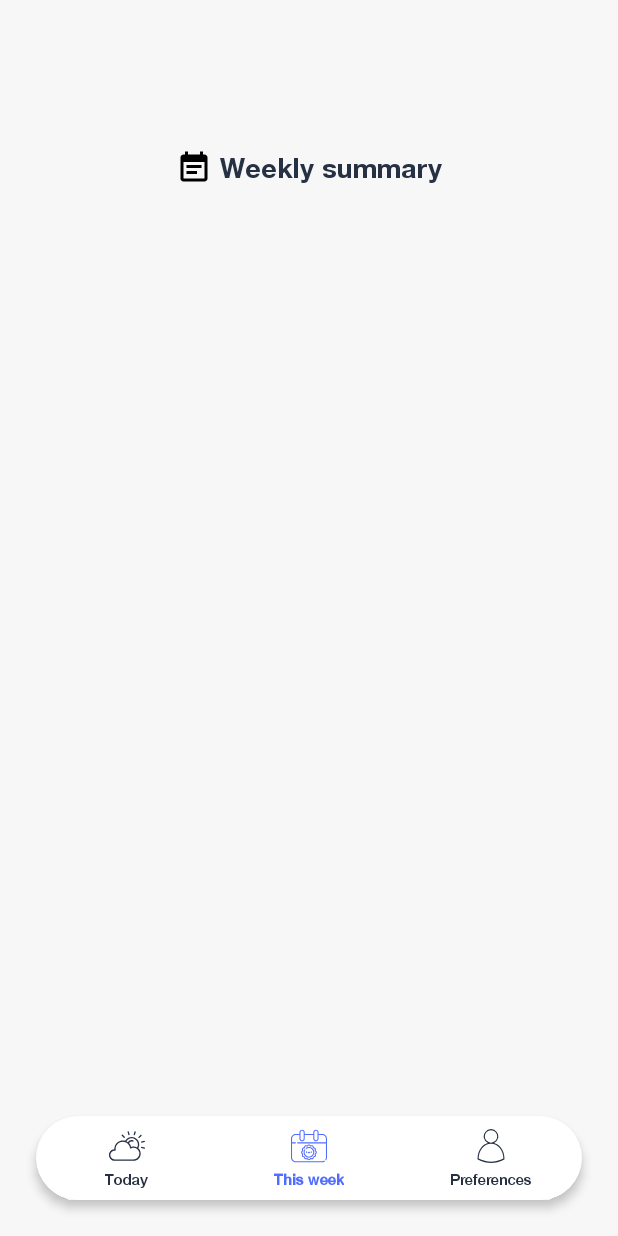
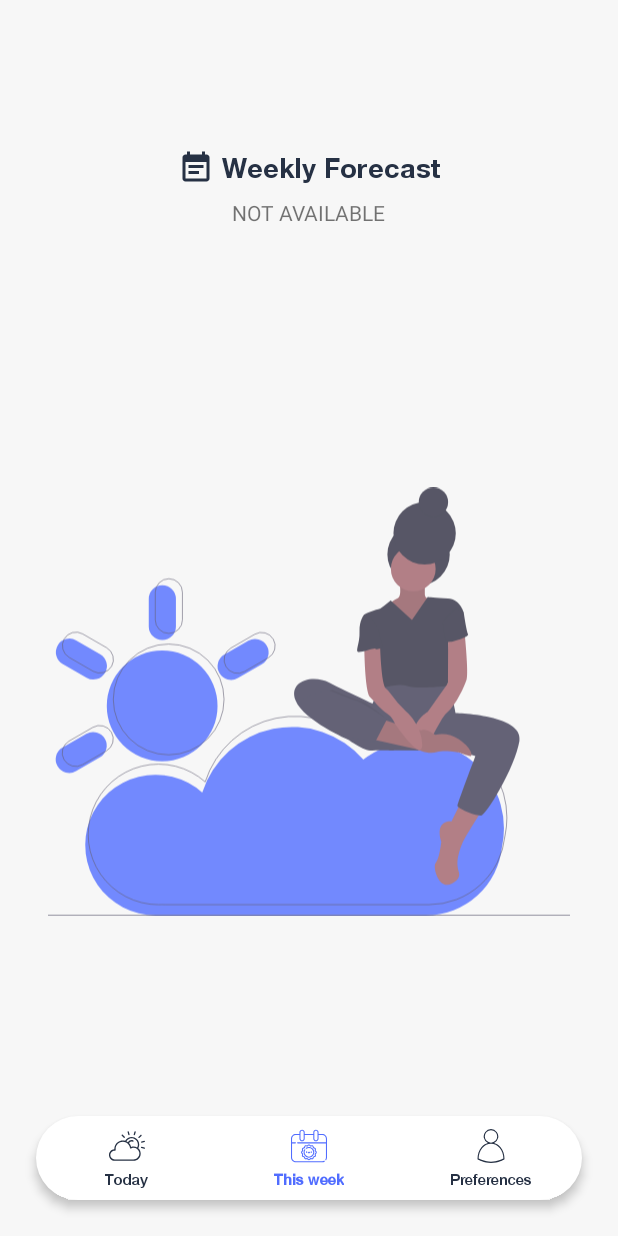
Before and after one commit to fabirt/weather-forecast-app, an Android app: the FutureWeatherFragment screen opened through its navigation route, on a phone screen of 412 x 824 dp. Run offline under Robolectric (Android 15) with nearby library versions, the phone set to English and light mode, and no system bars; our stand-ins replace Room's generated code, navigation-ui; libraries missing offline, so code that uses them is left out: com.jakewharton.retrofit2; 3 statements that could not run were skipped.

Commit message:
Adding drawables

```diff
--- a/android/app/src/main/res/drawable/ic_event_note_black_24dp.xml
+++ b/android/app/src/main/res/drawable/ic_event_note_black_24dp.xml
@@ -1,9 +1,5 @@
-<vector xmlns:android="http://schemas.android.com/apk/res/android"
-        android:width="24dp"
-        android:height="24dp"
-        android:viewportWidth="24.0"
-        android:viewportHeight="24.0">
-    <path
-        android:fillColor="#FF000000"
-        android:pathData="M17,10L7,10v2h10v-2zM19,3h-1L18,1h-2v2L8,3L8,1L6,1v2L5,3c-1.11,0 -1.99,0.9 -1.99,2L3,19c0,1.1 0.89,2 2,2h14c1.1,0 2,-0.9 2,-2L21,5c0,-1.1 -0.9,-2 -2,-2zM19,19L5,19L5,8h14v11zM14,14L7,14v2h7v-2z"/>
+<vector android:height="24dp" android:tint="#263144"
+    android:viewportHeight="24.0" android:viewportWidth="24.0"
+    android:width="24dp" xmlns:android="http://schemas.android.com/apk/res/android">
+    <path android:fillColor="#FF000000" android:pathData="M17,10L7,10v2h10v-2zM19,3h-1L18,1h-2v2L8,3L8,1L6,1v2L5,3c-1.11,0 -1.99,0.9 -1.99,2L3,19c0,1.1 0.89,2 2,2h14c1.1,0 2,-0.9 2,-2L21,5c0,-1.1 -0.9,-2 -2,-2zM19,19L5,19L5,8h14v11zM14,14L7,14v2h7v-2z"/>
 </vector>
--- /dev/null
+++ b/android/app/src/main/res/drawable/ic_undraw_weather.xml
@@ -0,0 +1,53 @@
+<vector android:alpha="0.8" android:height="722.6285dp"
+    android:viewportHeight="722.6285" android:viewportWidth="881"
+    android:width="881dp" xmlns:android="http://schemas.android.com/apk/res/android">
+    <path android:fillColor="#516dff" android:pathData="M769.508,575.25A147.008,147.008 0,0 0,532.22 459.231a159.073,159.073 0,0 0,-271.922 55.727,118.634 118.634,0 1,0 -78.817,207.299c1.844,0 3.676,-0.048 5.499,-0.131 1.883,0.082 3.774,0.131 5.676,0.131h445.319A128.963,128.963 0,0 0,766.327 605.77,147.587 147.587,0 0,0 769.508,575.25Z"/>
+    <path android:fillColor="#00000000"
+        android:pathData="M774.508,557.25A147.008,147.008 0,0 0,537.22 441.231a159.073,159.073 0,0 0,-271.922 55.727,118.634 118.634,0 1,0 -78.817,207.299c1.844,0 3.676,-0.048 5.499,-0.131 1.883,0.082 3.774,0.131 5.676,0.131h445.319A128.963,128.963 0,0 0,771.327 587.77,147.587 147.587,0 0,0 774.508,557.25Z"
+        android:strokeColor="#3f3d56" android:strokeWidth="1"/>
+    <path android:fillColor="#516dff" android:pathData="M192.675,368.803m-93.445,0a93.445,93.445 0,1 1,186.89 0a93.445,93.445 0,1 1,-186.89 0"/>
+    <path android:fillColor="#516dff" android:pathData="M192.98,165.056L192.98,165.056A22.903,22.903 0,0 1,215.883 187.959L215.883,234.498A22.903,22.903 0,0 1,192.98 257.402L192.98,257.402A22.903,22.903 0,0 1,170.077 234.498L170.077,187.959A22.903,22.903 0,0 1,192.98 165.056z"/>
+    <path android:fillColor="#516dff" android:pathData="M369.277,267.194L369.277,267.194A22.903,22.903 105,0 1,360.894 298.48L320.59,321.75A22.903,22.903 105,0 1,289.304 313.367L289.304,313.367A22.903,22.903 105,0 1,297.687 282.08L337.991,258.811A22.903,22.903 105,0 1,369.277 267.194z"/>
+    <path android:fillColor="#516dff" android:pathData="M16.072,470.412L16.072,470.412A22.903,22.903 105,0 1,24.455 439.125L64.76,415.856A22.903,22.903 105,0 1,96.046 424.239L96.046,424.239A22.903,22.903 105,0 1,87.663 455.525L47.359,478.795A22.903,22.903 105,0 1,16.072 470.412z"/>
+    <path android:fillColor="#516dff" android:pathData="M16.378,266.665L16.378,266.665A22.903,22.903 75,0 1,47.664 258.282L87.968,281.551A22.903,22.903 75,0 1,96.351 312.838L96.351,312.838A22.903,22.903 75,0 1,65.065 321.221L24.761,297.951A22.903,22.903 75,0 1,16.378 266.665z"/>
+    <path android:fillColor="#00000000"
+        android:pathData="M203.675,357.803m-93.445,0a93.445,93.445 0,1 1,186.89 0a93.445,93.445 0,1 1,-186.89 0"
+        android:strokeColor="#3f3d56" android:strokeWidth="1"/>
+    <path android:fillColor="#00000000"
+        android:pathData="M203.98,154.056L203.98,154.056A22.903,22.903 0,0 1,226.883 176.959L226.883,223.498A22.903,22.903 0,0 1,203.98 246.402L203.98,246.402A22.903,22.903 0,0 1,181.077 223.498L181.077,176.959A22.903,22.903 0,0 1,203.98 154.056z"
+        android:strokeColor="#3f3d56" android:strokeWidth="1"/>
+    <path android:fillColor="#00000000"
+        android:pathData="M380.277,256.194L380.277,256.194A22.903,22.903 105,0 1,371.894 287.48L331.59,310.75A22.903,22.903 105,0 1,300.304 302.367L300.304,302.367A22.903,22.903 105,0 1,308.687 271.08L348.991,247.811A22.903,22.903 105,0 1,380.277 256.194z"
+        android:strokeColor="#3f3d56" android:strokeWidth="1"/>
+    <path android:fillColor="#00000000"
+        android:pathData="M27.072,459.412L27.072,459.412A22.903,22.903 105,0 1,35.455 428.125L75.76,404.856A22.903,22.903 105,0 1,107.046 413.239L107.046,413.239A22.903,22.903 105,0 1,98.663 444.525L58.359,467.795A22.903,22.903 105,0 1,27.072 459.412z"
+        android:strokeColor="#3f3d56" android:strokeWidth="1"/>
+    <path android:fillColor="#00000000"
+        android:pathData="M27.378,255.665L27.378,255.665A22.903,22.903 75,0 1,58.664 247.282L98.968,270.551A22.903,22.903 75,0 1,107.351 301.838L107.351,301.838A22.903,22.903 75,0 1,76.065 310.221L35.761,286.951A22.903,22.903 75,0 1,27.378 255.665z"
+        android:strokeColor="#3f3d56" android:strokeWidth="1"/>
+    <path android:fillColor="#a0616a" android:pathData="M697.222,530.702l-16.091,32.801s-29.088,-3.713 -17.329,34.658c0,0 -3.094,29.088 -9.283,35.277s4.951,47.036 27.231,35.277c12.533,-6.614 13.316,-14.208 11.602,-19.586a48.53,48.53 0,0 1,-1.505 -24.878c2.236,-10.47 6.264,-23.86 13.421,-35.373 14.235,-22.899 27.85,-45.179 27.85,-45.179Z"/>
+    <path android:fillColor="#3f3d56" android:pathData="M656.994,328.942s-35.277,-8.665 -47.036,-2.476 -46.417,6.808 -46.417,6.808 -29.088,47.036 -22.28,71.173 35.277,38.99 35.277,38.99l95.929,0.619 15.472,-63.127s-7.427,-43.323 -13.616,-45.798S656.994,328.942 656.994,328.942Z"/>
+    <path android:fillColor="#2f2e41" android:pathData="M625.43,112.948m-52.606,0a52.606,52.606 0,1 1,105.212 0a52.606,52.606 0,1 1,-105.212 0"/>
+    <path android:fillColor="#a0616a" android:pathData="M592.629,158.128s6.189,25.994 -3.094,29.088 -17.329,15.472 -17.329,15.472l13.616,22.899 46.417,11.759 14.235,-13.616 10.521,-29.088L646.472,187.216s-9.902,3.094 -10.521,-6.808a165.033,165.033 0,0 1,0.619 -22.28Z"/>
+    <path android:fillAlpha="0.1" android:fillColor="#FF000000"
+        android:pathData="M592.629,158.128s6.189,25.994 -3.094,29.088 -17.329,15.472 -17.329,15.472l13.616,22.899 46.417,11.759 14.235,-13.616 10.521,-29.088L646.472,187.216s-9.902,3.094 -10.521,-6.808a165.033,165.033 0,0 1,0.619 -22.28Z" android:strokeAlpha="0.1"/>
+    <path android:fillColor="#a0616a" android:pathData="M616.456,137.395m-37.753,0a37.753,37.753 0,1 1,75.505 0a37.753,37.753 0,1 1,-75.505 0"/>
+    <path android:fillColor="#2f2e41" android:pathData="M614.29,223.73 L578.394,190.929S562.303,204.544 560.446,204.544s-25.994,7.427 -26.612,10.521 21.042,35.896 21.042,35.896 -4.951,24.137 0,34.658 1.238,55.7 1.238,55.7 32.801,-11.759 50.13,-6.189 68.078,0 68.078,0 7.427,-47.655 4.332,-53.844 -3.713,-41.466 -3.713,-41.466L701.554,210.734s-5.57,-22.28 -26.612,-23.518 -34.039,-2.476 -34.039,-2.476Z"/>
+    <path android:fillColor="#3f3d56" android:pathData="M572.205,375.978s-69.316,-31.564 -97.166,-46.417 -70.554,-3.094 -56.938,30.326 89.74,66.222 89.74,66.222 24.756,18.567 39.609,17.948 36.205,-0.309 36.205,-0.309Z"/>
+    <path android:fillColor="#3f3d56" android:pathData="M679.274,380.311s124.398,1.238 116.352,47.655 -55.7,123.779 -64.365,125.636 -40.228,-11.759 -40.228,-16.091S721.359,453.34 721.359,453.34l-74.267,-22.899Z"/>
+    <path android:fillColor="#a0616a" android:pathData="M702.792,241.678s7.427,71.173 3.713,82.313S689.795,365.457 673.085,380.311s-40.228,89.74 -53.225,53.844 21.042,-55.7 21.042,-55.7l34.121,-48.006 0.321,-78.126Z"/>
+    <path android:fillColor="#a0616a" android:pathData="M563.541,390.832s61.271,21.661 68.078,18.567 21.661,8.046 21.661,8.046a53.352,53.352 0,0 1,40.228 7.427C713.313,437.868 717.645,452.721 713.313,453.34s-19.805,-6.189 -19.805,-6.189 -23.518,-4.951 -37.753,-0.619 -32.786,-4.801 -32.786,-4.801l-75.52,-16.86Z"/>
+    <path android:fillAlpha="0.1" android:fillColor="#FF000000"
+        android:pathData="M563.541,390.832s61.271,21.661 68.078,18.567 21.661,8.046 21.661,8.046a53.352,53.352 0,0 1,40.228 7.427C713.313,437.868 717.645,452.721 713.313,453.34s-19.805,-6.189 -19.805,-6.189 -23.518,-4.951 -37.753,-0.619 -32.786,-4.801 -32.786,-4.801l-75.52,-16.86Z" android:strokeAlpha="0.1"/>
+    <path android:fillColor="#a0616a" android:pathData="M533.834,268.291s0.619,76.743 9.902,86.026 19.186,21.661 28.469,27.231 14.235,18.567 14.235,18.567 44.56,64.984 45.179,35.277 -22.899,-53.225 -22.899,-53.225l-4.603,-4.383a209.084,209.084 0,0 1,-27.182 -31.201,32.533 32.533,0 0,0 -6.587,-7.119c-8.046,-6.189 -9.902,-74.267 -9.902,-74.267Z"/>
+    <path android:fillColor="#2f2e41" android:pathData="M688.557,203.307 L701.554,210.734s4.951,32.801 7.427,37.134 -30.326,15.472 -35.277,12.378 -7.427,-33.42 -7.427,-33.42Z"/>
+    <path android:fillColor="#2f2e41" android:pathData="M541.879,214.447h-8.046s-8.665,9.283 -8.046,29.088 -7.427,32.182 -2.476,34.039 29.647,-7.971 29.368,-5.223 12.717,-2.203 12.717,-2.203l-8.665,-32.801Z"/>
+    <path android:fillAlpha="0.1" android:fillColor="#FF000000"
+        android:pathData="M479.681,341.32s37.753,16.091 48.274,18.567S572.481,391.331 572.481,391.331l-23.212,35.247s-23.79,-2.945 -36.787,-5.42 -90.359,-53.844 -77.362,-62.508S479.681,341.32 479.681,341.32Z" android:strokeAlpha="0.1"/>
+    <path android:fillColor="#3f3d56" android:pathData="M471.944,341.32s37.753,16.091 48.274,18.567 51.987,30.945 51.987,30.945l-20.424,39.609s-34.039,-6.808 -47.036,-9.283 -90.359,-53.844 -77.362,-62.508S471.944,341.32 471.944,341.32Z"/>
+    <path android:fillColor="#2f2e41" android:pathData="M635.642,77.362m-52.606,0a52.606,52.606 0,1 1,105.212 0a52.606,52.606 0,1 1,-105.212 0"/>
+    <path android:fillColor="#2f2e41" android:pathData="M650.495,24.756m-24.756,0a24.756,24.756 0,1 1,49.512 0a24.756,24.756 0,1 1,-49.512 0"/>
+    <path android:fillColor="#00000000"
+        android:pathData="M0,722.128L881,722.128"
+        android:strokeColor="#3f3d56" android:strokeWidth="1"/>
+</vector>
--- a/android/app/src/main/res/layout/fragment_future_weather.xml
+++ b/android/app/src/main/res/layout/fragment_future_weather.xml
@@ -7,7 +7,7 @@
     tools:context=".presentation.futureweather.FutureWeatherFragment">
 
     <TextView
-        android:id="@+id/textView4"
+        android:id="@+id/futureWeatherTitleText"
         android:layout_width="wrap_content"
         android:layout_height="wrap_content"
         android:layout_marginTop="100dp"
@@ -15,11 +15,37 @@
         android:drawablePadding="5dp"
         android:fontFamily="@font/helvetica_neu_bold"
         android:gravity="center"
-        android:text="Weekly summary"
+        android:text="@string/future_weather_title"
         android:textColor="@color/colorPrimaryDark"
         android:textSize="18sp"
         app:layout_constraintEnd_toEndOf="parent"
         app:layout_constraintStart_toStartOf="parent"
         app:layout_constraintTop_toTopOf="parent" />
 
+    <TextView
+        android:id="@+id/notAvailableText"
+        android:layout_width="wrap_content"
+        android:layout_height="wrap_content"
+        android:layout_marginTop="8dp"
+        android:text="@string/not_available"
+        app:layout_constraintEnd_toEndOf="parent"
+        app:layout_constraintStart_toStartOf="parent"
+        app:layout_constraintTop_toBottomOf="@+id/futureWeatherTitleText" />
+
+    <ImageView
+        android:id="@+id/futureWeatherImage"
+        android:layout_width="0dp"
+        android:layout_height="0dp"
+        android:layout_marginStart="32dp"
+        android:layout_marginTop="24dp"
+        android:layout_marginEnd="32dp"
+        android:layout_marginBottom="64dp"
+        android:src="@drawable/ic_undraw_weather"
+        app:layout_constraintBottom_toBottomOf="parent"
+        app:layout_constraintEnd_toEndOf="parent"
+        app:layout_constraintHorizontal_bias="0.497"
+        app:layout_constraintStart_toStartOf="parent"
+        app:layout_constraintTop_toBottomOf="@+id/notAvailableText"
+        android:contentDescription="@string/not_available_description" />
+
 </androidx.constraintlayout.widget.ConstraintLayout>
--- a/android/app/src/main/res/values/colors.xml
+++ b/android/app/src/main/res/values/colors.xml
@@ -3,7 +3,7 @@
     <color name="colorPrimary">#F7F7F7</color>
     <color name="colorPrimaryDark">#263144</color>
     <color name="colorAccent">#516DFF</color>
-    <color name="colorAccentRipple">#20516DFF</color>
+    <color name="colorAccentRipple">#10516DFF</color>
     <color name="colorBackground">#F7F7F7</color>
     <color name="colorSurface">#FFFFFF</color>
 </resources>
--- a/android/app/src/main/res/values/strings.xml
+++ b/android/app/src/main/res/values/strings.xml
@@ -3,4 +3,7 @@
     <string name="current_weather">Today</string>
     <string name="future_weather">This week</string>
     <string name="preferences">Preferences</string>
+    <string name="future_weather_title">Weekly Forecast</string>
+    <string name="not_available">NOT AVAILABLE</string>
+    <string name="not_available_description">TODO</string>
 </resources>
```
Also changed, not shown: android/app/src/main/res/drawable/ic_location_on.xml (+4 -8 lines), android/app/src/main/res/drawable/ic_undraw_season_change.xml (added, +57 -0 lines).
